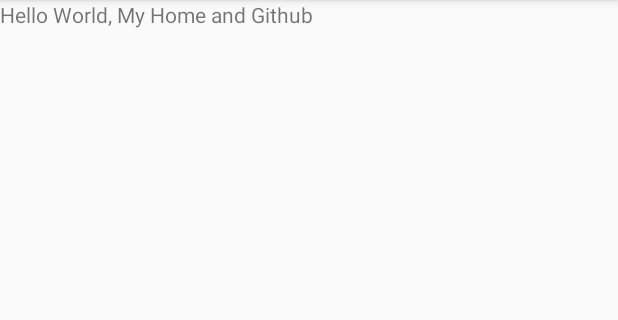
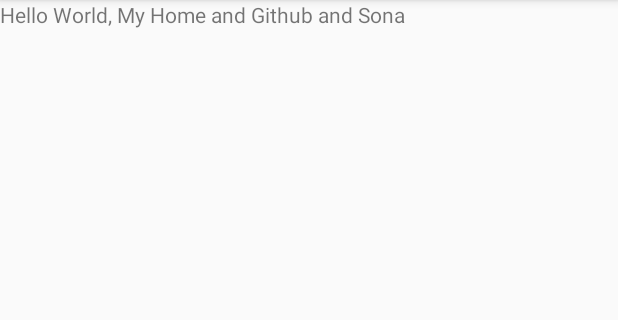
Before and after one commit to lhh8048/githubtestandroid, an Android app: the screen it shows after launch (MainActivity), on a phone screen of 412 x 824 dp, the part 84-404 px from its top. Run offline under Robolectric (Android 15) with nearby library versions, the phone set to English and light mode, and no system bars.

Commit message:
hello World

```diff
--- a/app/src/main/java/com/example/github_test_android/MainActivity.java
+++ b/app/src/main/java/com/example/github_test_android/MainActivity.java
@@ -11,7 +11,7 @@ public class MainActivity extends AppCompatActivity {
         super.onCreate(savedInstanceState);
         setContentView(R.layout.activity_main);
         TextView a = new TextView(this);
-        a.setText("Hello World, My Home and Github");
+        a.setText("Hello World, My Home and Github and Sona");
         setContentView(a);
     }
 }
```
